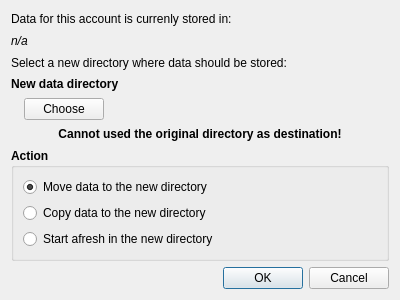
psakar/datovka, file src/gui/ui/dlg_change_directory.ui: the form before one commit.
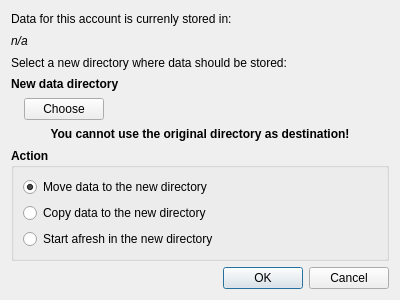
The form after the commit.

What changed in the file:
```diff
--- a/src/gui/ui/dlg_change_directory.ui
+++ b/src/gui/ui/dlg_change_directory.ui
@@ -100,7 +100,7 @@
       </font>
      </property>
      <property name="text">
-      <string>Cannot used the original directory as destination!</string>
+      <string>You cannot use the original directory as destination!</string>
      </property>
      <property name="alignment">
       <set>Qt::AlignCenter</set>
```
Left out of the diff: 2 changed lines with no effect on the pictures.
